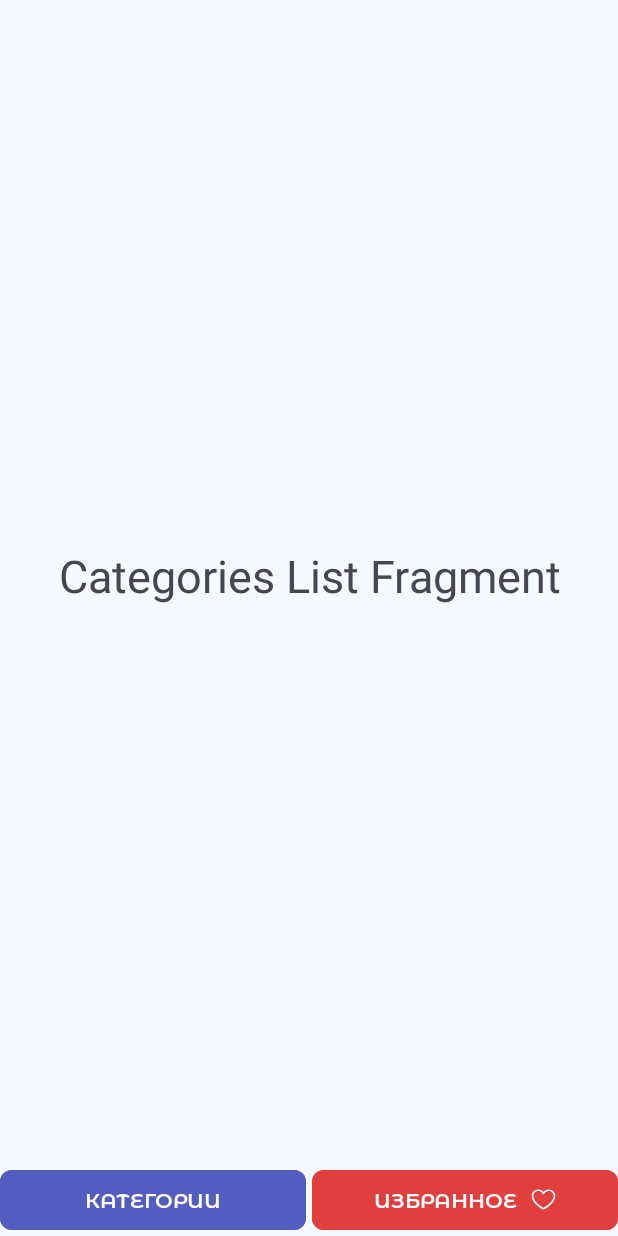
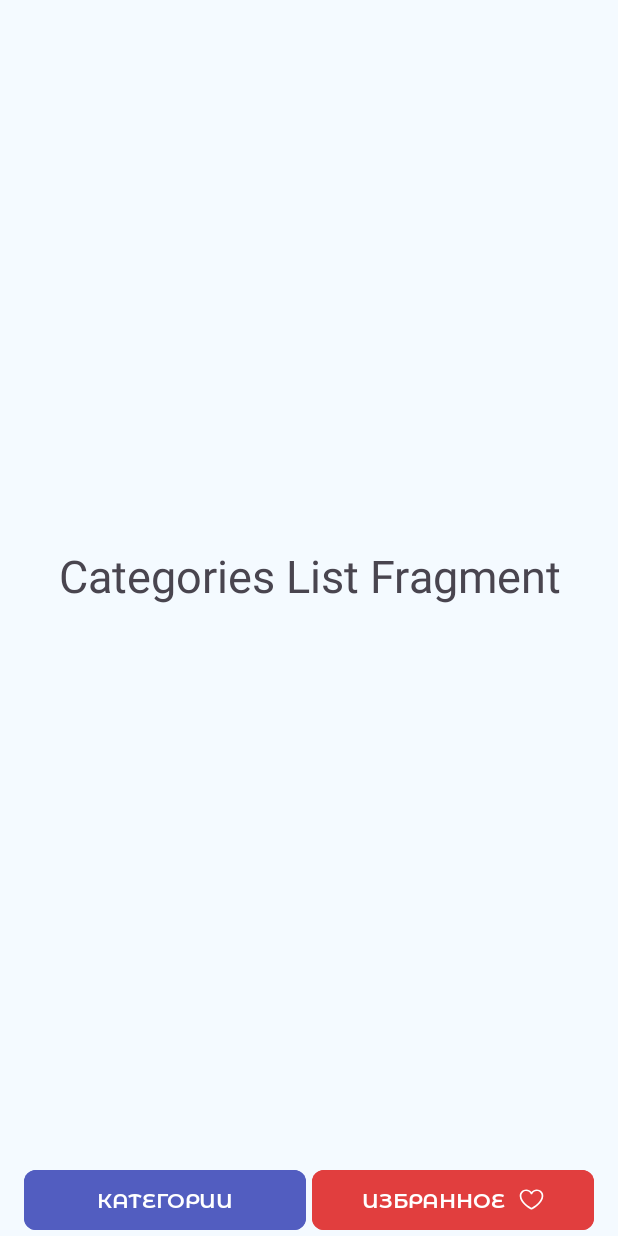
Before and after one commit to bogdantvor/RecepiesApplication, an Android app: the screen it shows after launch (MainActivity), on a phone screen of 412 x 824 dp. Run offline under Robolectric (Android 15) with nearby library versions, the phone set to English and light mode, and no system bars.

Commit message:
RA-04 Создание первого фрагмента с категориями - Исправлены нейминги ресурсов - Исправлена вёрстка - Исправлен viewbinding

```diff
--- a/app/src/main/java/com/example/recepiesapplication/MainActivity.kt
+++ b/app/src/main/java/com/example/recepiesapplication/MainActivity.kt
@@ -2,19 +2,20 @@ package com.example.recepiesapplication
 
 import androidx.appcompat.app.AppCompatActivity
 import android.os.Bundle
-import android.widget.FrameLayout
+import androidx.fragment.app.commit
 import com.example.recepiesapplication.databinding.ActivityMainBinding
 
 class MainActivity : AppCompatActivity() {
 
-    lateinit var binding: ActivityMainBinding
+    private val binding: ActivityMainBinding by lazy {
+        ActivityMainBinding.inflate(layoutInflater)
+    }
+
     override fun onCreate(savedInstanceState: Bundle?) {
         super.onCreate(savedInstanceState)
-        binding = ActivityMainBinding.inflate(layoutInflater)
         setContentView(binding.root)
-        supportFragmentManager
-            .beginTransaction()
-            .replace(binding.mainContainer.id, CategoriesListFragment())
-            .commit()
+        supportFragmentManager.commit {
+            replace(binding.mainContainer.id, CategoriesListFragment())
+        }
     }
 }
--- a/app/src/main/res/layout/activity_main.xml
+++ b/app/src/main/res/layout/activity_main.xml
@@ -11,9 +11,12 @@
         android:id="@+id/linearLayout"
         android:layout_width="match_parent"
         android:layout_height="wrap_content"
+        android:layout_marginStart="@dimen/main_16"
+        android:layout_marginEnd="@dimen/main_16"
         android:orientation="horizontal"
         app:layout_constraintBottom_toBottomOf="parent"
-        tools:layout_editor_absoluteX="16dp">
+        app:layout_constraintEnd_toEndOf="parent"
+        app:layout_constraintStart_toStartOf="parent">
 
         <Button
             android:id="@+id/btnCategory"
@@ -23,7 +26,7 @@
             android:layout_marginEnd="2dp"
             android:layout_weight="1"
             android:backgroundTint="@color/category_button_color"
-            android:text="@string/category" />
+            android:text="@string/title_category" />
 
         <com.google.android.material.button.MaterialButton
             android:id="@+id/btnFavorites"
@@ -33,16 +36,16 @@
             android:layout_marginStart="2dp"
             android:layout_weight="1"
             android:backgroundTint="@color/favorites_button_color"
-            android:text="@string/button_favorites"
+            android:text="@string/title_favorites"
             app:icon="@drawable/ic_heart_empty"
             app:iconGravity="textEnd" />
     </LinearLayout>
 
     <FrameLayout
         android:id="@+id/mainContainer"
-        android:layout_width="0dp"
-        android:layout_height="0dp"
-        android:layout_marginBottom="8dp"
+        android:layout_width="@dimen/zero"
+        android:layout_height="@dimen/zero"
+        android:layout_marginBottom="@dimen/main_8"
         app:layout_constraintBottom_toTopOf="@+id/linearLayout"
         app:layout_constraintEnd_toEndOf="parent"
         app:layout_constraintStart_toStartOf="parent"
--- a/app/src/main/res/values/dimens.xml
+++ b/app/src/main/res/values/dimens.xml
@@ -2,5 +2,6 @@
 <resources>
     <dimen name="main_16">16dp</dimen>
     <dimen name="main_8">8dp</dimen>
+    <dimen name="zero">0dp</dimen>
 
 </resources>
--- a/app/src/main/res/values/strings.xml
+++ b/app/src/main/res/values/strings.xml
@@ -1,6 +1,6 @@
 <resources>
     <string name="app_name">RecepiesApplication</string>
-    <string name="category">Категории</string>
-    <string name="button_favorites">Избранное</string>
+    <string name="title_category">Категории</string>
+    <string name="title_favorites">Избранное</string>
 
 </resources>
```
